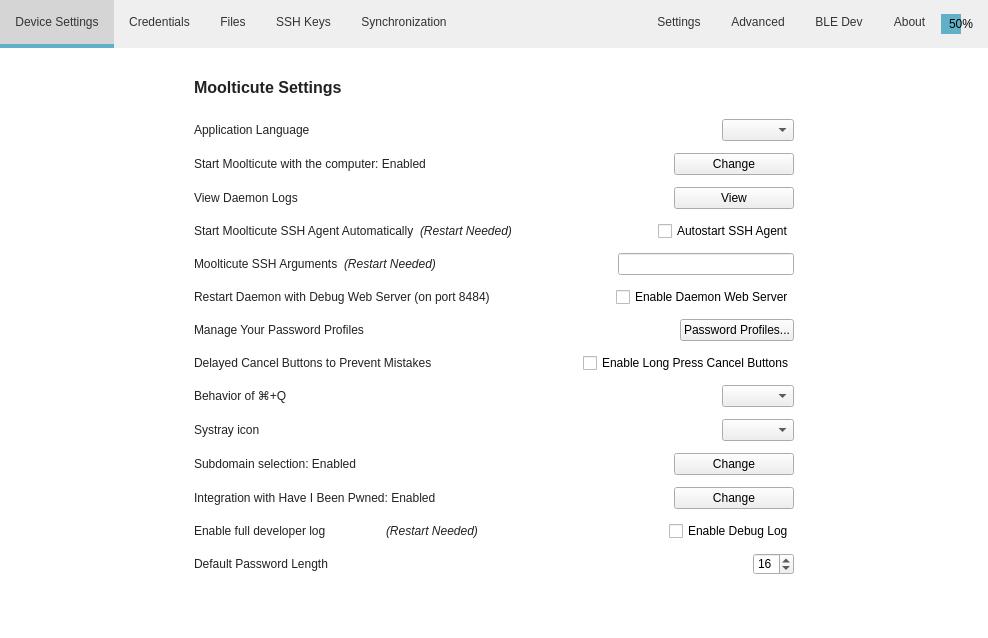
This is src/MainWindow.ui in mooltipass/moolticute as Qt 5 draws it before an edit. The edited form follows.
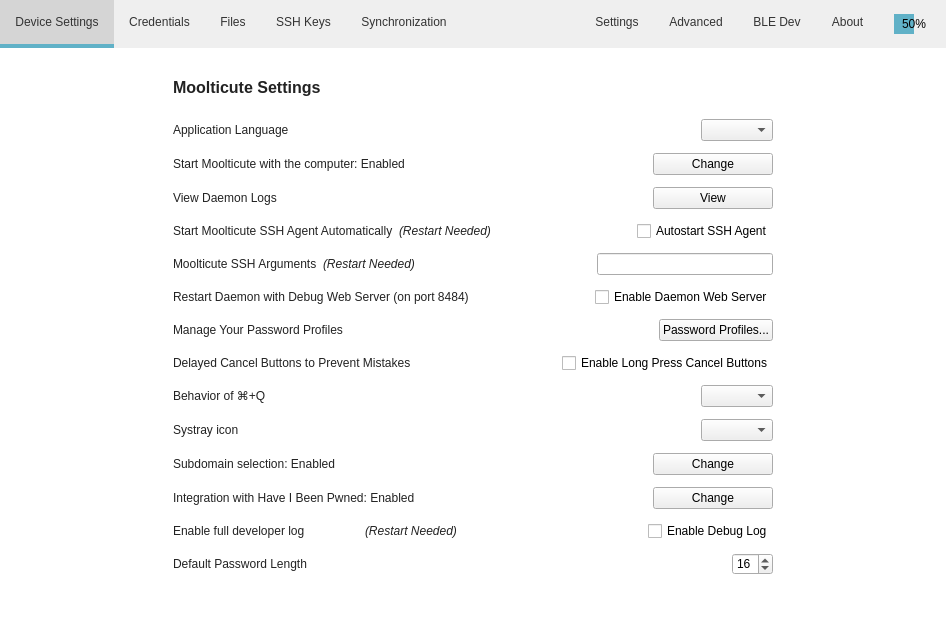
This is the edited form. Icons and pictures are not drawn. Custom widgets are drawn as their Qt base class.

Commit message: [BLE] Add margin for battery icon on UI

Diff of the .ui file:
```diff
--- a/src/MainWindow.ui
+++ b/src/MainWindow.ui
@@ -10,6 +10,18 @@
     <height>632</height>
    </rect>
   </property>
+  <property name="sizePolicy">
+   <sizepolicy hsizetype="Preferred" vsizetype="Fixed">
+    <horstretch>0</horstretch>
+    <verstretch>0</verstretch>
+   </sizepolicy>
+  </property>
+  <property name="maximumSize">
+   <size>
+    <width>946</width>
+    <height>16777215</height>
+   </size>
+  </property>
   <property name="windowTitle">
    <string>Moolticute</string>
   </property>
@@ -234,7 +246,21 @@
         </widget>
        </item>
        <item>
+        <layout class="QHBoxLayout" name="horizontalLayout_61">
+         <property name="leftMargin">
+          <number>15</number>
+         </property>
+         <property name="rightMargin">
+          <number>5</number>
+         </property>
+         <item>
         <widget class="QProgressBar" name="pbBleBattery">
+           <property name="sizePolicy">
+            <sizepolicy hsizetype="Fixed" vsizetype="Fixed">
+             <horstretch>0</horstretch>
+             <verstretch>0</verstretch>
+            </sizepolicy>
+           </property>
          <property name="maximumSize">
           <size>
            <width>40</width>
@@ -248,6 +274,8 @@
           <bool>false</bool>
          </property>
         </widget>
+         </item>
+        </layout>
        </item>
        <item>
         <widget class="QLabel" name="labelLogo"/>
```
Lines whose indentation alone changed are shown as unchanged.
